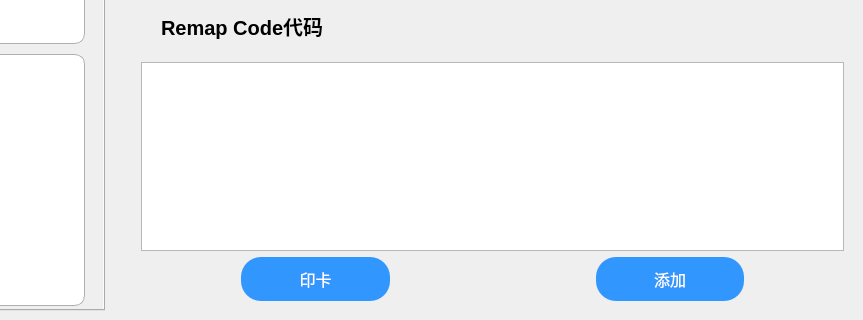
Qt form visualizationSrc/qtUI/cardDetailsModel.ui (NWYLZW/A-Language-IDE) before a commit; both pictures show x 257 to 1120 and y 320 to 640 of the 1120 by 640 pixel window.
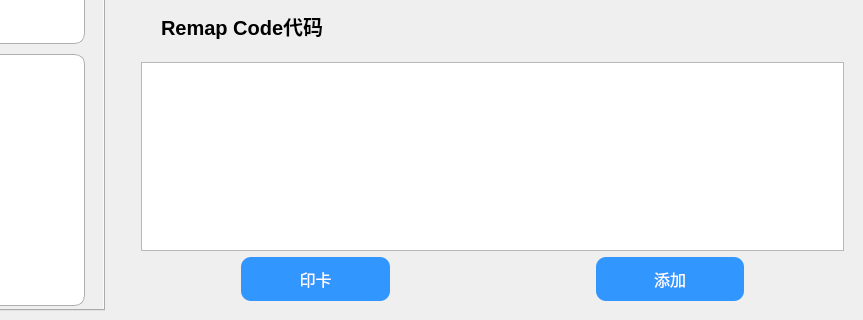
The same form after that commit.

```diff
--- a/visualizationSrc/qtUI/cardDetailsModel.ui
+++ b/visualizationSrc/qtUI/cardDetailsModel.ui
@@ -425,11 +425,14 @@
 margin-left:100px;
 margin-right:100px;
 padding:10px;
-border-radius:20px;</string>
+border-radius:10px;</string>
           </property>
           <property name="text">
            <string>印卡</string>
           </property>
+          <property name="checkable">
+           <bool>false</bool>
+          </property>
          </widget>
         </item>
         <item>
@@ -450,7 +453,7 @@
 margin-left:100px;
 margin-right:100px;
 padding:10px;
-border-radius:20px;</string>
+border-radius:10px;</string>
           </property>
           <property name="text">
            <string>添加</string>
```
Left out of the diff: 2 changed lines with no effect on the pictures.
